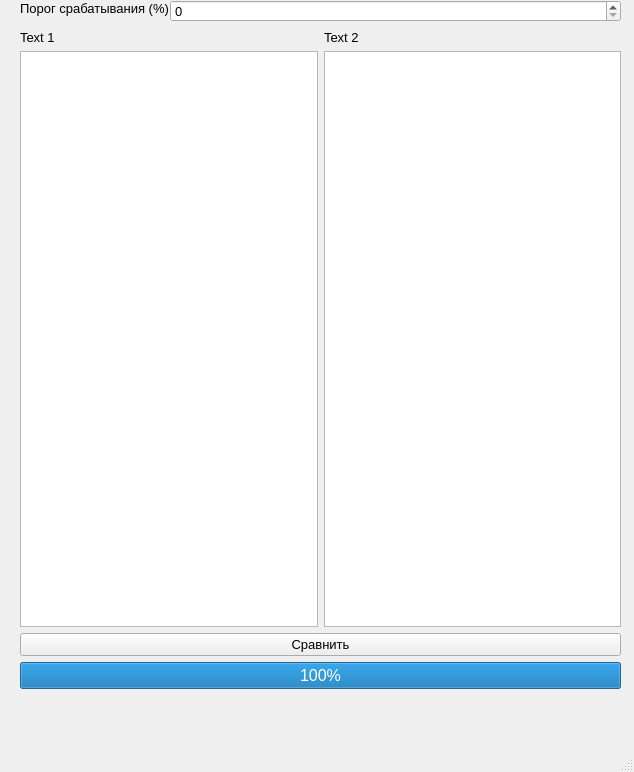
Above: antiplagiat.ui from alek-pc/Yandex-lacey before the change. Below: the same form after it.
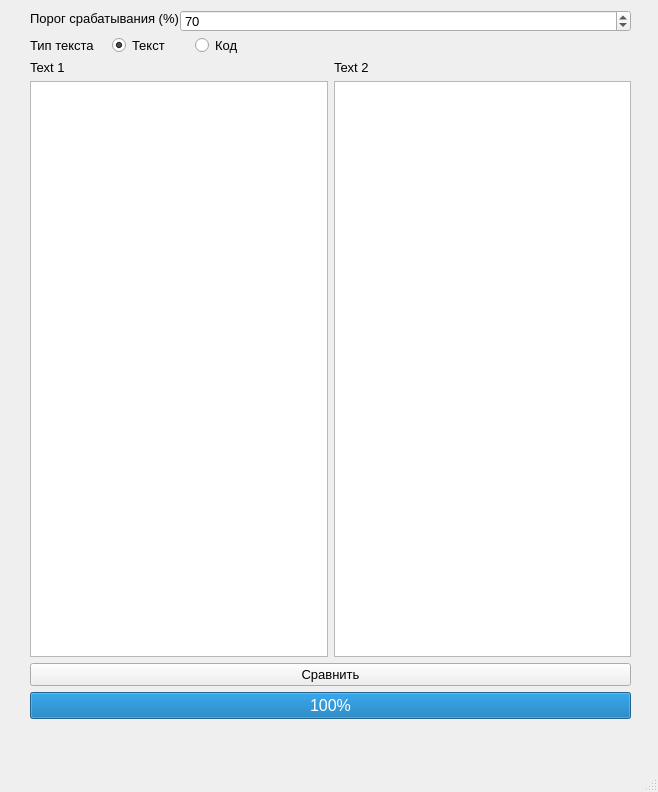
That is the form after the change.

Patch:
```diff
--- a/antiplagiat.ui
+++ b/antiplagiat.ui
@@ -6,8 +6,8 @@
    <rect>
     <x>0</x>
     <y>0</y>
-    <width>634</width>
-    <height>772</height>
+    <width>658</width>
+    <height>792</height>
    </rect>
   </property>
   <property name="font">
@@ -22,8 +22,8 @@
    <widget class="QWidget" name="verticalLayoutWidget">
     <property name="geometry">
      <rect>
-      <x>20</x>
-      <y>30</y>
+      <x>30</x>
+      <y>60</y>
       <width>601</width>
       <height>691</height>
      </rect>
@@ -116,8 +116,8 @@
    <widget class="QSpinBox" name="threshold">
     <property name="geometry">
      <rect>
-      <x>170</x>
-      <y>0</y>
+      <x>180</x>
+      <y>10</y>
       <width>451</width>
       <height>22</height>
      </rect>
@@ -130,12 +130,15 @@
     <property name="maximum">
      <number>100</number>
     </property>
+    <property name="value">
+     <number>70</number>
+    </property>
    </widget>
    <widget class="QLabel" name="label">
     <property name="geometry">
      <rect>
-      <x>20</x>
-      <y>0</y>
+      <x>30</x>
+      <y>10</y>
       <width>151</width>
       <height>16</height>
      </rect>
@@ -149,6 +152,42 @@
      <string>Порог срабатывания (%)</string>
     </property>
    </widget>
+   <widget class="QWidget" name="horizontalLayoutWidget">
+    <property name="geometry">
+     <rect>
+      <x>30</x>
+      <y>30</y>
+      <width>241</width>
+      <height>31</height>
+     </rect>
+    </property>
+    <layout class="QHBoxLayout" name="horizontalLayout_2">
+     <item>
+      <widget class="QLabel" name="label_4">
+       <property name="text">
+        <string>Тип текста</string>
+       </property>
+      </widget>
+     </item>
+     <item>
+      <widget class="QRadioButton" name="rad_text">
+       <property name="text">
+        <string>Текст</string>
+       </property>
+       <property name="checked">
+        <bool>true</bool>
+       </property>
+      </widget>
+     </item>
+     <item>
+      <widget class="QRadioButton" name="rad_code">
+       <property name="text">
+        <string>Код</string>
+       </property>
+      </widget>
+     </item>
+    </layout>
+   </widget>
   </widget>
   <widget class="QMenuBar" name="menubar">
    <property name="geometry">
```
Left out of the diff: 2 changed lines with no effect on the pictures.
